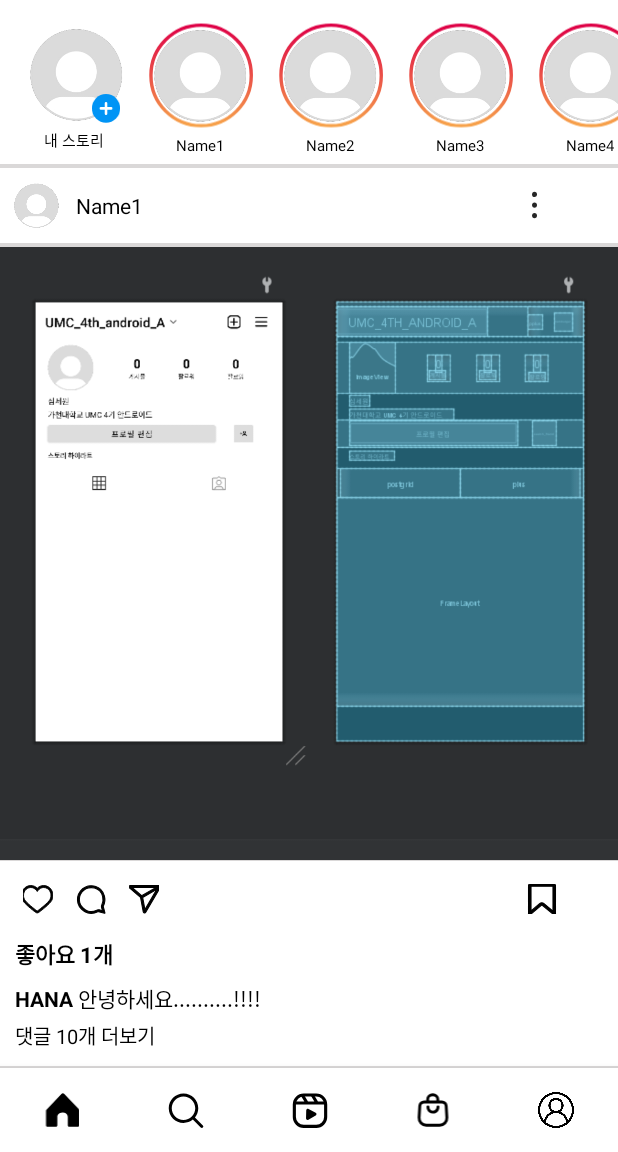
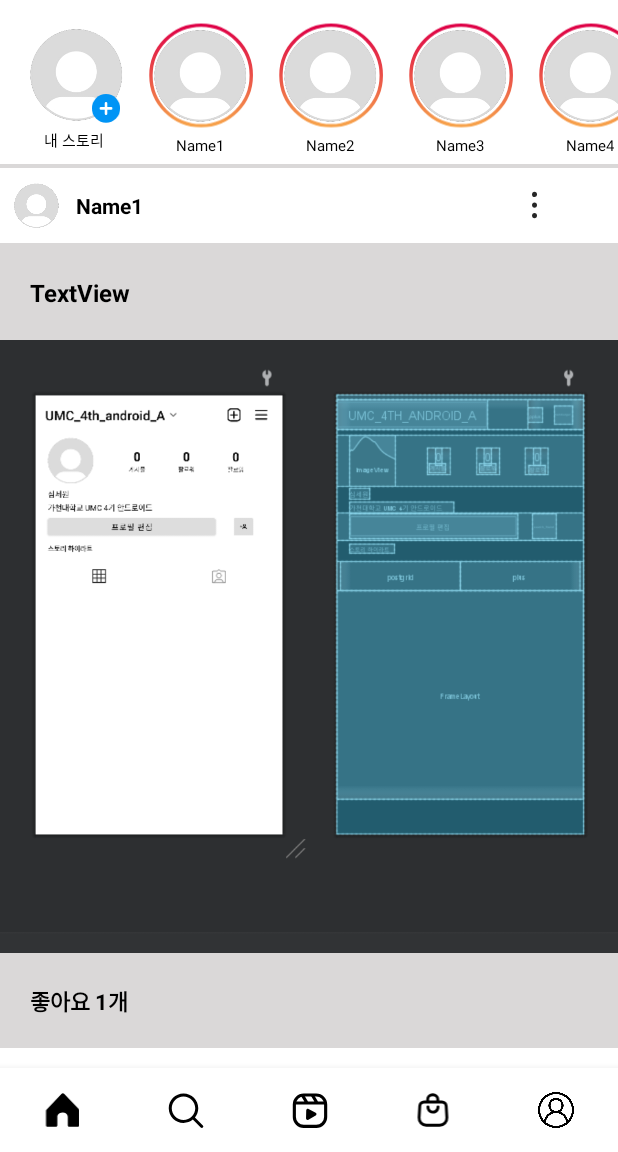
Before and after one commit to GC-Project-Space/DB_TEAM-10_twitter_front, an Android app: the HomeFragment screen opened directly, with no data from a screen before it, on a phone screen of 412 x 824 dp, the part 84-1236 px from its top. Run offline under Robolectric (Android 15) with nearby library versions, the phone set to English and light mode, and no system bars; 1 statement that could not run was skipped.

Commit message:
:sparkles: Feat : 게시물 수정

```diff
--- a/twitter_front/instagram_cloneCoding/app/src/main/res/layout/post_item.xml
+++ b/twitter_front/instagram_cloneCoding/app/src/main/res/layout/post_item.xml
@@ -6,7 +6,7 @@
     android:layout_height="wrap_content"
     android:background="#FFFFFF"
     android:backgroundTint="#FFFFFF"
-    android:foregroundTint="#DAD8D8">
+    android:foregroundTint="#FFFFFF">
 
     <LinearLayout
         android:id="@+id/postItem"
@@ -45,6 +45,7 @@
                 android:layout_marginLeft="11dp"
                 android:text="people"
                 android:textSize="14dp"
+                android:textStyle="bold"
                 android:textColor="@color/black"/>
 
             <ImageView
@@ -56,10 +57,30 @@
         </LinearLayout>
 
         <!--post 하단 바-->
+        <TextView
+            android:id="@+id/textView10"
+            android:layout_width="match_parent"
+            android:layout_height="wrap_content"
+            android:layout_margin="20dp"
+            android:textSize="16dp"
+            android:textColor="@color/black"
+            android:textStyle="bold"
+            android:text="TextView" />
+
         <ImageView
             android:layout_width="wrap_content"
             android:layout_height="410dp"
             android:src="@drawable/my_post" />
+
+        <TextView
+            android:layout_width="wrap_content"
+            android:layout_height="wrap_content"
+            android:layout_gravity="start"
+            android:layout_margin="20dp"
+            android:text="좋아요 1개"
+            android:textColor="@color/black"
+            android:textSize="14.5dp"
+            android:textStyle="bold" />
 
         <LinearLayout
             android:background="@color/white"
@@ -112,16 +133,6 @@
             android:background="@color/white"
             android:orientation="vertical">
             <!--하단 글씨-->
-            <TextView
-                android:textColor="@color/black"
-                android:layout_width="wrap_content"
-                android:layout_height="wrap_content"
-                android:layout_gravity="start"
-                android:layout_marginLeft="10dp"
-                android:layout_marginBottom="8dp"
-                android:text="좋아요 1개"
-                android:textSize="14.5dp"
-                android:textStyle="bold" />
 
             <TextView
 
@@ -129,7 +140,7 @@
                 android:layout_width="wrap_content"
                 android:layout_height="wrap_content"
                 android:layout_gravity="start"
-                android:layout_marginLeft="10dp"
+                android:layout_marginLeft="20dp"
                 android:layout_marginBottom="4dp"
                 android:bufferType="spannable"
                 android:text="HANA 안녕하세요..........!!!!"
@@ -140,7 +151,7 @@
                 android:layout_width="wrap_content"
                 android:layout_height="wrap_content"
                 android:layout_gravity="start"
-                android:layout_marginLeft="10dp"
+                android:layout_marginLeft="20dp"
                 android:layout_marginBottom="10dp"
                 android:text="댓글 10개 더보기"
                 android:textColor="@color/black"
```
